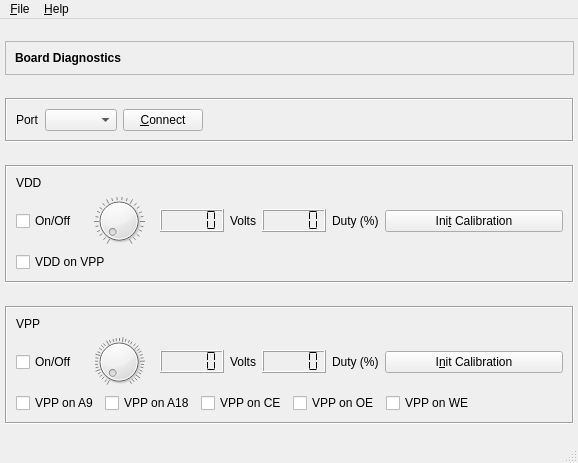
First picture: the form in software/usbflashprog/diag/diagwindow.ui, repository robsonsmartins/usbflashprog, before the edit.
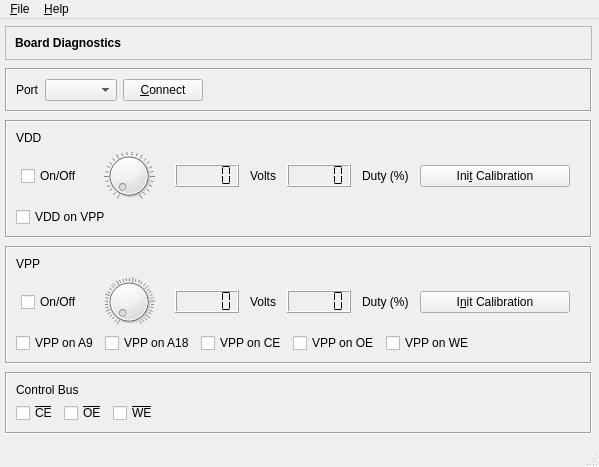
Second picture: the form after the edit. Icons and pictures are not drawn.

Diff of the .ui file:
```diff
--- a/software/usbflashprog/diag/diagwindow.ui
+++ b/software/usbflashprog/diag/diagwindow.ui
@@ -6,8 +6,8 @@
    <rect>
     <x>0</x>
     <y>0</y>
-    <width>578</width>
-    <height>463</height>
+    <width>599</width>
+    <height>467</height>
    </rect>
   </property>
   <property name="windowTitle">
@@ -23,8 +23,8 @@
      <rect>
       <x>5</x>
       <y>5</y>
-      <width>569</width>
-      <height>418</height>
+      <width>587</width>
+      <height>416</height>
      </rect>
     </property>
     <layout class="QVBoxLayout" name="verticalLayout_3">
@@ -267,14 +267,41 @@
             <item>
              <widget class="QPushButton" name="pushButtonVddInitCal">
               <property name="sizePolicy">
-               <sizepolicy hsizetype="Preferred" vsizetype="Fixed">
+               <sizepolicy hsizetype="Fixed" vsizetype="Fixed">
                 <horstretch>0</horstretch>
                 <verstretch>0</verstretch>
                </sizepolicy>
               </property>
+              <property name="minimumSize">
+               <size>
+                <width>150</width>
+                <height>0</height>
+               </size>
+              </property>
+              <property name="maximumSize">
+               <size>
+                <width>16777215</width>
+                <height>16777215</height>
+               </size>
+              </property>
+              <property name="baseSize">
+               <size>
+                <width>0</width>
+                <height>0</height>
+               </size>
+              </property>
               <property name="text">
                <string>Ini&amp;t Calibration</string>
               </property>
+              <property name="checkable">
+               <bool>false</bool>
+              </property>
+              <property name="autoRepeatInterval">
+               <number>100</number>
+              </property>
+              <property name="flat">
+               <bool>false</bool>
+              </property>
              </widget>
             </item>
            </layout>
@@ -432,11 +459,17 @@
             <item>
              <widget class="QPushButton" name="pushButtonVppInitCal">
               <property name="sizePolicy">
-               <sizepolicy hsizetype="Preferred" vsizetype="Fixed">
+               <sizepolicy hsizetype="Fixed" vsizetype="Fixed">
                 <horstretch>0</horstretch>
                 <verstretch>0</verstretch>
                </sizepolicy>
               </property>
+              <property name="minimumSize">
+               <size>
+                <width>150</width>
+                <height>0</height>
+               </size>
+              </property>
               <property name="text">
                <string>I&amp;nit Calibration</string>
               </property>
@@ -501,6 +534,82 @@
        </layout>
       </widget>
      </item>
+     <item>
+      <widget class="QFrame" name="frameBusCtrl">
+       <property name="sizePolicy">
+        <sizepolicy hsizetype="Preferred" vsizetype="Fixed">
+         <horstretch>0</horstretch>
+         <verstretch>0</verstretch>
+        </sizepolicy>
+       </property>
+       <property name="frameShape">
+        <enum>QFrame::Box</enum>
+       </property>
+       <property name="frameShadow">
+        <enum>QFrame::Sunken</enum>
+       </property>
+       <layout class="QVBoxLayout" name="verticalLayout_5">
+        <item>
+         <layout class="QVBoxLayout" name="verticalLayout_4">
+          <item>
+           <widget class="QLabel" name="labelBusCtrl">
+            <property name="text">
+             <string>Control Bus</string>
+            </property>
+           </widget>
+          </item>
+          <item>
+           <layout class="QHBoxLayout" name="horizontalLayout_8">
+            <item>
+             <widget class="QCheckBox" name="checkBoxCE">
+              <property name="styleSheet">
+               <string notr="true">text-decoration:overline</string>
+              </property>
+              <property name="text">
+               <string>CE</string>
+              </property>
+             </widget>
+            </item>
+            <item>
+             <widget class="QCheckBox" name="checkBoxOE">
+              <property name="styleSheet">
+               <string notr="true">text-decoration:overline</string>
+              </property>
+              <property name="text">
+               <string>OE</string>
+              </property>
+             </widget>
+            </item>
+            <item>
+             <widget class="QCheckBox" name="checkBoxWE">
+              <property name="styleSheet">
+               <string notr="true">text-decoration:overline</string>
+              </property>
+              <property name="text">
+               <string>WE</string>
+              </property>
+             </widget>
+            </item>
+            <item>
+             <spacer name="horizontalSpacer_4">
+              <property name="orientation">
+               <enum>Qt::Horizontal</enum>
+              </property>
+              <property name="sizeHint" stdset="0">
+               <size>
+                <width>40</width>
+                <height>20</height>
+               </size>
+              </property>
+             </spacer>
+            </item>
+           </layout>
+          </item>
+         </layout>
+        </item>
+       </layout>
+      </widget>
+     </item>
     </layout>
    </widget>
   </widget>
@@ -509,8 +618,8 @@
     <rect>
      <x>0</x>
      <y>0</y>
-     <width>578</width>
-     <height>22</height>
+     <width>599</width>
+     <height>21</height>
     </rect>
    </property>
    <widget class="QMenu" name="menu_File">
```
Left out of the diff: 2 changed lines with no effect on the pictures.
